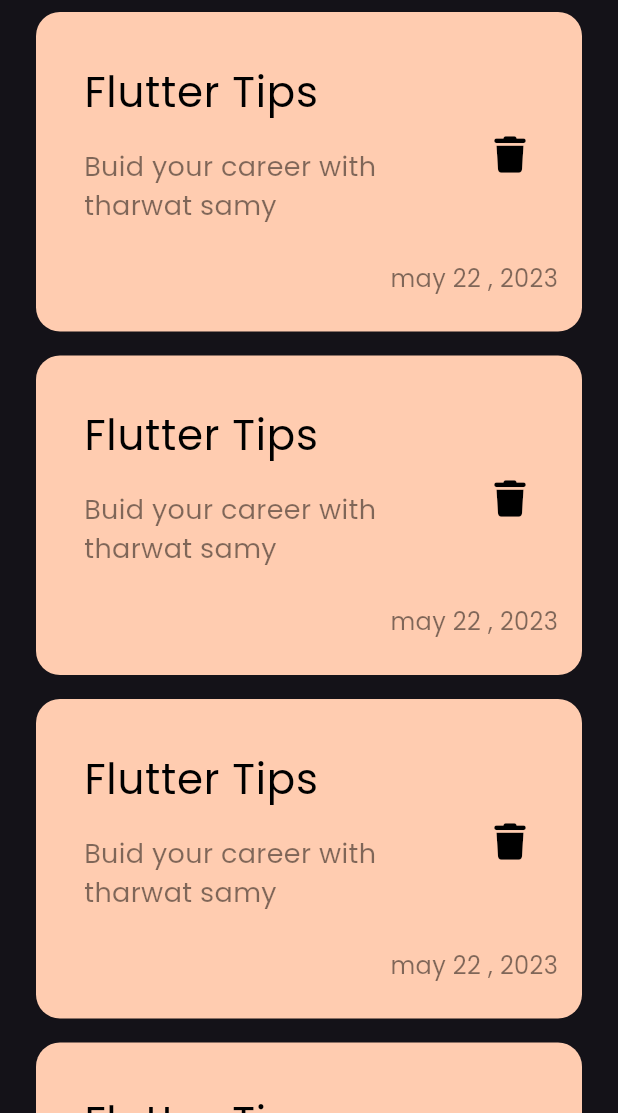
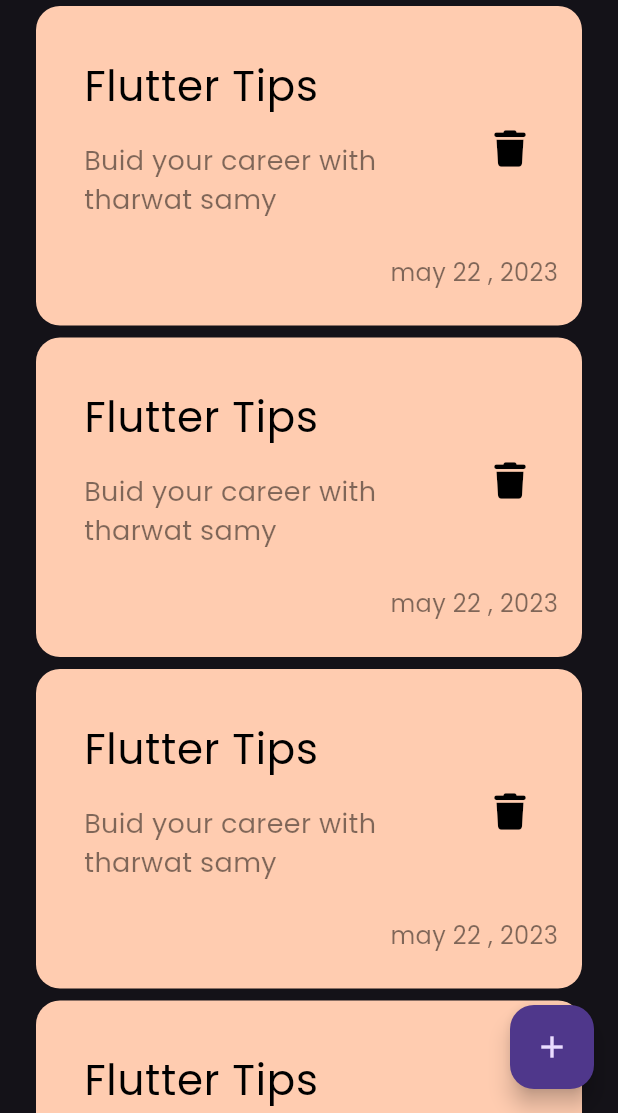
Before and after one commit to moustafa3laa2/notes_app, a Flutter app: the screen it shows after launch, on a phone screen of 412 x 824 dp, the part 123-1236 px from its top. Run offline on Flutter 3.47's test engine with Material 3 defaults, Android fonts, the phone set to English and light mode, and no system bars; our stand-ins replace font_awesome_flutter.

Commit message:
adding floating action button

```diff
--- a/lib/views/notes_view.dart
+++ b/lib/views/notes_view.dart
@@ -6,8 +6,12 @@ class NotesView extends StatelessWidget {
 
   @override
   Widget build(BuildContext context) {
-    return const Scaffold(
-      body: NotesViewBody(),
+    return Scaffold(
+      floatingActionButton: FloatingActionButton(
+        onPressed: () {},
+        child: const Icon(Icons.add),
+      ),
+      body: const NotesViewBody(),
     );
   }
 }
--- a/lib/widgets/notes_list_view.dart
+++ b/lib/widgets/notes_list_view.dart
@@ -6,11 +6,13 @@ class NotesListView extends StatelessWidget {
 
   @override
   Widget build(BuildContext context) {
-    return ListView.builder(itemBuilder: (context, index) {
-      return const Padding(
-        padding: EdgeInsets.symmetric(vertical: 8.0),
-        child: NoteItem(),
-      );
-    });
+    return ListView.builder(
+      itemBuilder: (context, index) {
+        return const Padding(
+          padding: EdgeInsets.symmetric(vertical: 4),
+          child: NoteItem(),
+        );
+      },
+    );
   }
 }
```
